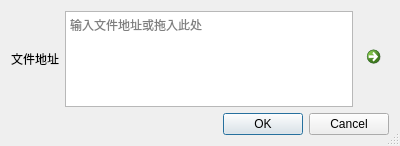
Before: the Qt Designer form ui/ChooseLoadFile.ui in alonelysnake/BUAA-python-Online-question-bank-platform, drawn with Qt 5.
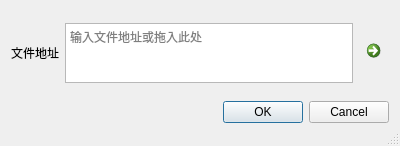
After: the same form once the commit is applied. Icons and pictures are not drawn. Custom widgets are drawn as their Qt base class.

Commit message: 二次上传时未删除上次上传记录的bug

What changed in the file:
```diff
--- a/ui/ChooseLoadFile.ui
+++ b/ui/ChooseLoadFile.ui
@@ -21,6 +21,12 @@
     <layout class="QHBoxLayout" name="horizontalLayout">
      <item>
       <widget class="QLabel" name="label">
+       <property name="sizePolicy">
+        <sizepolicy hsizetype="Preferred" vsizetype="Fixed">
+         <horstretch>0</horstretch>
+         <verstretch>0</verstretch>
+        </sizepolicy>
+       </property>
        <property name="text">
         <string>文件地址</string>
        </property>
@@ -28,10 +34,16 @@
      </item>
      <item>
       <widget class="MyQTextEdit" name="textEdit">
+       <property name="sizePolicy">
+        <sizepolicy hsizetype="Expanding" vsizetype="Maximum">
+         <horstretch>0</horstretch>
+         <verstretch>0</verstretch>
+        </sizepolicy>
+       </property>
        <property name="maximumSize">
         <size>
          <width>16777215</width>
-         <height>16777215</height>
+         <height>60</height>
         </size>
        </property>
        <property name="markdown">
@@ -70,6 +82,9 @@
         <iconset>
          <normaloff>../resource/add.png</normaloff>../resource/add.png</iconset>
        </property>
+       <property name="description">
+        <string/>
+       </property>
       </widget>
      </item>
     </layout>
```
The commit also changes 2 other files.
